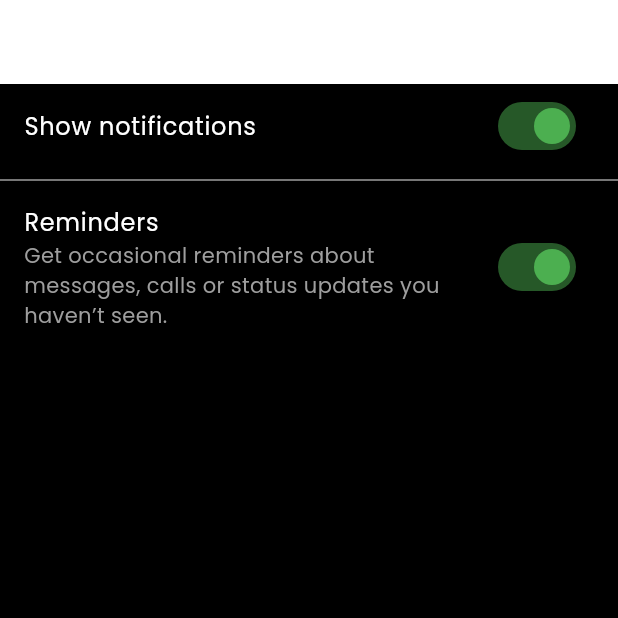
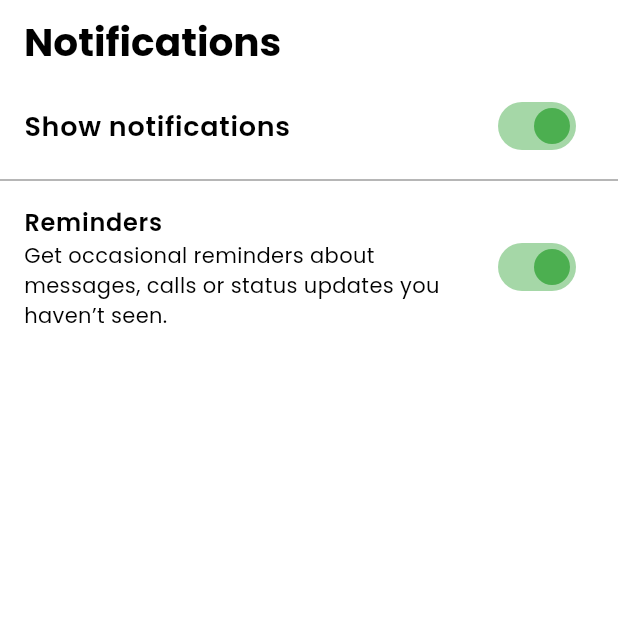
Before and after one commit to sagarshettyy11/SafeZone, a Flutter app: the NotificationPage screen opened directly, on a phone screen of 412 x 824 dp, the top half of it. Run offline on Flutter 3.47's test engine with Material 3 defaults, Android fonts, the light colour scheme and no system bars; our stand-ins replace flutter_dotenv, geocoding, geolocator, google_fonts, google_maps_flutter, supabase_flutter; accounts and stored records are empty.

Commit message:
Design Changes

```diff
--- a/safezone/lib/features/complaint_page.dart
+++ b/safezone/lib/features/complaint_page.dart
@@ -227,7 +227,7 @@
               width: double.infinity,
               child: ElevatedButton(
                 style: ElevatedButton.styleFrom(
-                  backgroundColor: Colors.red,
+                  backgroundColor: Color(0xFF1E4DE8),
                   padding: const EdgeInsets.symmetric(vertical: 14),
                 ),
                 onPressed: () {
--- a/safezone/lib/login_page.dart
+++ b/safezone/lib/login_page.dart
@@ -139,10 +139,7 @@
                     fillColor: Color(0xFFE8EAFA),
                     border: OutlineInputBorder(
                       borderRadius: BorderRadius.circular(8),
-                      borderSide: BorderSide(
-                        color: Colors.transparent,
-                        width: 0,
-                      ),
+                      borderSide: BorderSide.none,
                     ),
                     focusedBorder: OutlineInputBorder(
                       borderRadius: BorderRadius.circular(8),
@@ -165,6 +162,7 @@
                     fillColor: Color(0xFFE8EAFA),
                     border: OutlineInputBorder(
                       borderRadius: BorderRadius.circular(8),
+                      borderSide: BorderSide.none,
                     ),
                     focusedBorder: OutlineInputBorder(
                       borderRadius: BorderRadius.circular(8),
--- a/safezone/lib/settings/account_page.dart
+++ b/safezone/lib/settings/account_page.dart
@@ -42,7 +42,7 @@
             padding: const EdgeInsets.all(16.0),
             child: ElevatedButton(
               style: ElevatedButton.styleFrom(
-                backgroundColor: Colors.blue,
+                backgroundColor: Color(0xFF1E4DE8),
                 minimumSize: const Size(double.infinity, 50),
                 shape: RoundedRectangleBorder(
                   borderRadius: BorderRadius.circular(12),
--- a/safezone/lib/settings/notification.dart
+++ b/safezone/lib/settings/notification.dart
@@ -22,20 +22,24 @@
           style: GoogleFonts.poppins(
             fontSize: 26,
             fontWeight: FontWeight.bold,
-            color: Colors.white,
+            color: Colors.black,
           ),
         ),
         backgroundColor: Colors.white,
       ),
       body: Container(
-        color: Colors.black,
+        color: Colors.white,
         child: ListView(
           children: [
             // Show Notifications
             SwitchListTile(
               title: Text(
                 "Show notifications",
-                style: GoogleFonts.poppins(color: Colors.white, fontSize: 16),
+                style: GoogleFonts.poppins(
+                  color: Colors.black,
+                  fontSize: 18,
+                  fontWeight: FontWeight.w600,
+                ),
               ),
               value: showNotifications,
               onChanged: (value) {
@@ -52,11 +56,19 @@
             SwitchListTile(
               title: Text(
                 "Reminders",
-                style: GoogleFonts.poppins(color: Colors.white, fontSize: 16),
+                style: GoogleFonts.poppins(
+                  color: Colors.black,
+                  fontSize: 16,
+                  fontWeight: FontWeight.w600,
+                ),
               ),
               subtitle: Text(
                 "Get occasional reminders about messages, calls or status updates you haven’t seen.",
-                style: GoogleFonts.poppins(color: Colors.grey, fontSize: 14),
+                style: GoogleFonts.poppins(
+                  color: Colors.black,
+                  fontSize: 14,
+                  fontWeight: FontWeight.w400,
+                ),
               ),
               value: reminders,
               onChanged: (value) {
--- a/safezone/lib/welcome_page.dart
+++ b/safezone/lib/welcome_page.dart
@@ -42,7 +42,7 @@
                 child: ElevatedButton(
                   onPressed: () => Navigator.pushNamed(context, '/login'),
                   style: ElevatedButton.styleFrom(
-                    backgroundColor: Colors.blue,
+                    backgroundColor: Color(0xFF1E4DE8),
                     shape: RoundedRectangleBorder(
                       borderRadius: BorderRadius.circular(10),
                     ),
```
Also changed, not shown: safezone/lib/settings/help_page.dart (+8 -8 lines), safezone/lib/settings/invite_friend.dart (+29 -7 lines), safezone/lib/settings/privacy_page.dart (+12 -8 lines).
